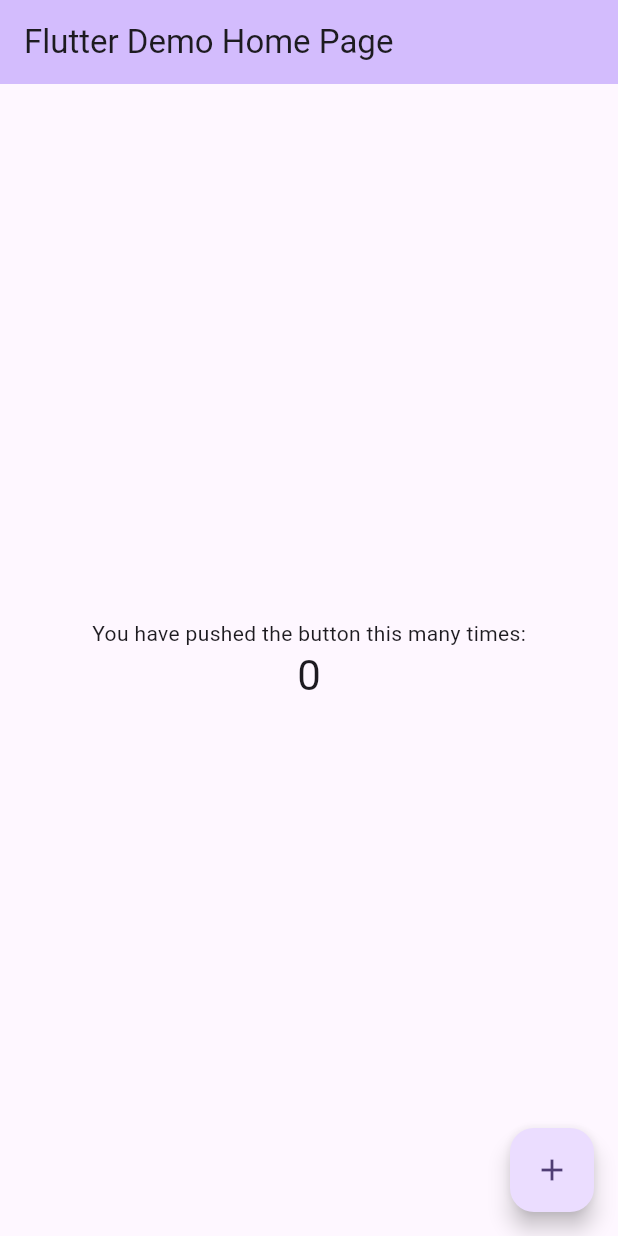
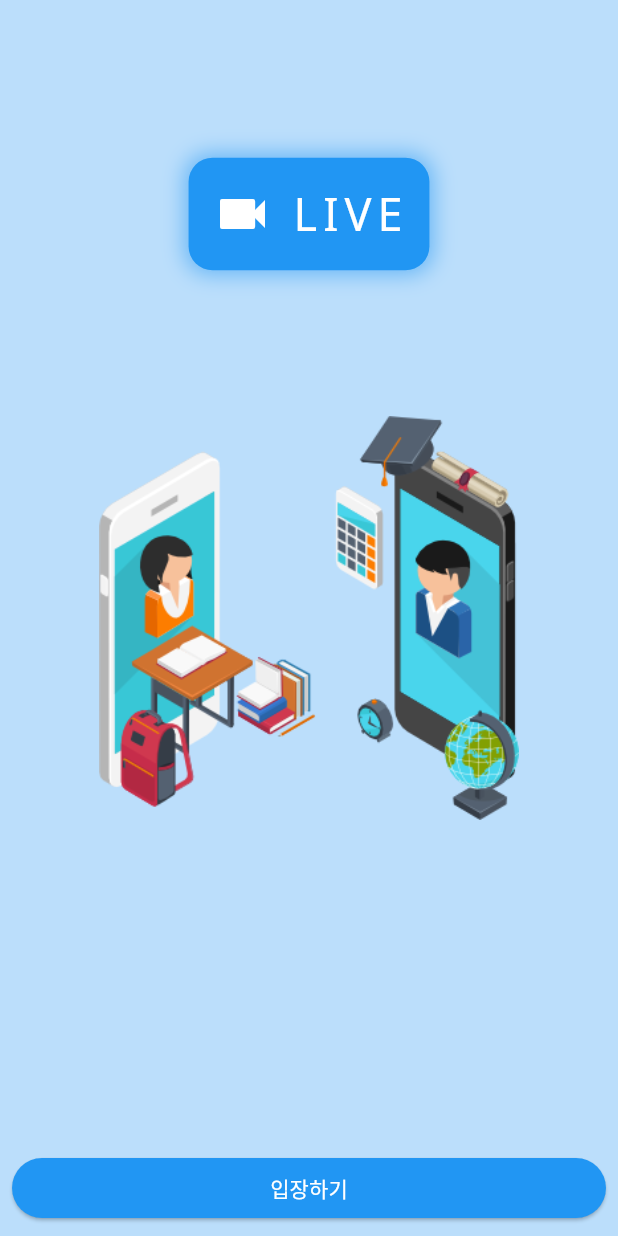
Before and after one commit to jiyong06/Flutter-video-call, a Flutter app: the screen it shows after launch, on a phone screen of 412 x 824 dp. Run offline on Flutter 3.47's test engine with Material 3 defaults, Android fonts, the phone set to English and light mode, and no system bars; our stand-ins replace permission_handler; missing offline and left inert: agora_rtc_engine.

Commit message:
거의 다함

```diff
--- a/lib/main.dart
+++ b/lib/main.dart
@@ -1,125 +1,14 @@
 import 'package:flutter/material.dart';
+import 'package:flutter_video_call/screen/home_screen.dart';
 
 void main() {
-  runApp(const MyApp());
+  runApp(
+    MaterialApp(
+      debugShowCheckedModeBanner: false,
+      theme: ThemeData(
+        fontFamily: 'NotoSans',
+      ),
+      home: HomeScreen(),
+    ),
+  );
 }
-
-class MyApp extends StatelessWidget {
-  const MyApp({super.key});
-
-  // This widget is the root of your application.
-  @override
-  Widget build(BuildContext context) {
-    return MaterialApp(
-      title: 'Flutter Demo',
-      theme: ThemeData(
-        // This is the theme of your application.
-        //
-        // TRY THIS: Try running your application with "flutter run". You'll see
-        // the application has a purple toolbar. Then, without quitting the app,
-        // try changing the seedColor in the colorScheme below to Colors.green
-        // and then invoke "hot reload" (save your changes or press the "hot
-        // reload" button in a Flutter-supported IDE, or press "r" if you used
-        // the command line to start the app).
-        //
-        // Notice that the counter didn't reset back to zero; the application
-        // state is not lost during the reload. To reset the state, use hot
-        // restart instead.
-        //
-        // This works for code too, not just values: Most code changes can be
-        // tested with just a hot reload.
-        colorScheme: ColorScheme.fromSeed(seedColor: Colors.deepPurple),
-        useMaterial3: true,
-      ),
-      home: const MyHomePage(title: 'Flutter Demo Home Page'),
-    );
-  }
-}
-
-class MyHomePage extends StatefulWidget {
-  const MyHomePage({super.key, required this.title});
-
-  // This widget is the home page of your application. It is stateful, meaning
-  // that it has a State object (defined below) that contains fields that affect
-  // how it looks.
-
-  // This class is the configuration for the state. It holds the values (in this
-  // case the title) provided by the parent (in this case the App widget) and
-  // used by the build method of the State. Fields in a Widget subclass are
-  // always marked "final".
-
-  final String title;
-
-  @override
-  State<MyHomePage> createState() => _MyHomePageState();
-}
-
-class _MyHomePageState extends State<MyHomePage> {
-  int _counter = 0;
-
-  void _incrementCounter() {
-    setState(() {
-      // This call to setState tells the Flutter framework that something has
-      // changed in this State, which causes it to rerun the build method below
-      // so that the display can reflect the updated values. If we changed
-      // _counter without calling setState(), then the build method would not be
-      // called again, and so nothing would appear to happen.
-      _counter++;
-    });
-  }
-
-  @override
-  Widget build(BuildContext context) {
-    // This method is rerun every time setState is called, for instance as done
-    // by the _incrementCounter method above.
-    //
-    // The Flutter framework has been optimized to make rerunning build methods
-    // fast, so that you can just rebuild anything that needs updating rather
-    // than having to individually change instances of widgets.
-    return Scaffold(
-      appBar: AppBar(
-        // TRY THIS: Try changing the color here to a specific color (to
-        // Colors.amber, perhaps?) and trigger a hot reload to see the AppBar
-        // change color while the other colors stay the same.
-        backgroundColor: Theme.of(context).colorScheme.inversePrimary,
-        // Here we take the value from the MyHomePage object that was created by
-        // the App.build method, and use it to set our appbar title.
-        title: Text(widget.title),
-      ),
-      body: Center(
-        // Center is a layout widget. It takes a single child and positions it
-        // in the middle of the parent.
-        child: Column(
-          // Column is also a layout widget. It takes a list of children and
-          // arranges them vertically. By default, it sizes itself to fit its
-          // children horizontally, and tries to be as tall as its parent.
-          //
-          // Column has various properties to control how it sizes itself and
-          // how it positions its children. Here we use mainAxisAlignment to
-          // center the children vertically; the main axis here is the vertical
-          // axis because Columns are vertical (the cross axis would be
-          // horizontal).
-          //
-          // TRY THIS: Invoke "debug painting" (choose the "Toggle Debug Paint"
-          // action in the IDE, or press "p" in the console), to see the
-          // wireframe for each widget.
-          mainAxisAlignment: MainAxisAlignment.center,
-          children: <Widget>[
-            const Text(
-              'You have pushed the button this many times:',
-            ),
-            Text(
-              '$_counter',
-              style: Theme.of(context).textTheme.headlineMedium,
-            ),
-          ],
-        ),
-      ),
-      floatingActionButton: FloatingActionButton(
-        onPressed: _incrementCounter,
-        tooltip: 'Increment',
-        child: const Icon(Icons.add),
-      ), // This trailing comma makes auto-formatting nicer for build methods.
-    );
-  }
-}
--- /dev/null
+++ b/lib/screen/home_screen.dart
@@ -0,0 +1,118 @@
+import 'package:flutter/material.dart';
+import 'package:flutter_video_call/screen/cam_screen.dart';
+
+class HomeScreen extends StatelessWidget {
+  const HomeScreen({super.key});
+
+  @override
+  Widget build(BuildContext context) {
+    return Scaffold(
+      backgroundColor: Colors.blue[100],
+      body: Padding(
+        padding: const EdgeInsets.all(8.0),
+        child: Column(
+          children: [
+            Expanded(
+              child: _Logo(),
+            ),
+            Expanded(
+              child: _Image(),
+            ),
+            Expanded(
+              child: _Button(),
+            ),
+          ],
+        ),
+      ),
+    );
+  }
+}
+
+class _Logo extends StatelessWidget {
+  const _Logo({super.key});
+
+  @override
+  Widget build(BuildContext context) {
+    return Center(
+      child: Container(
+        decoration: BoxDecoration(
+            color: Colors.blue,
+            borderRadius: BorderRadius.circular(16.0),
+            boxShadow: [
+              BoxShadow(
+                color: Colors.blue[300]!,
+                blurRadius: 12.0,
+                spreadRadius: 2.0,
+              ),
+            ]),
+        child: Padding(
+          padding: const EdgeInsets.all(16.0),
+          child: Row(
+            mainAxisSize: MainAxisSize.min,
+            children: [
+              Icon(
+                Icons.videocam,
+                color: Colors.white,
+                size: 40,
+              ),
+              SizedBox(
+                width: 12.0,
+              ),
+              Text(
+                'LIVE',
+                style: TextStyle(
+                  color: Colors.white,
+                  fontSize: 30.0,
+                  letterSpacing: 4.0,
+                ),
+              )
+            ],
+          ),
+        ),
+      ),
+    );
+  }
+}
+
+class _Image extends StatelessWidget {
+  const _Image({super.key});
+
+  @override
+  Widget build(BuildContext context) {
+    return Center(
+      child: Image.asset('asset/img/home_img.png'),
+    );
+  }
+}
+
+class _Button extends StatelessWidget {
+  const _Button({super.key});
+
+  @override
+  Widget build(BuildContext context) {
+    return Column(
+      mainAxisAlignment: MainAxisAlignment.end,
+      crossAxisAlignment: CrossAxisAlignment.stretch,
+      children: [
+        ElevatedButton(
+          onPressed: () {
+            Navigator.of(context).push(
+              MaterialPageRoute(
+                builder: (_) => CamScreen(),
+              ),
+            );
+          },
+          style: ElevatedButton.styleFrom(
+            backgroundColor: Colors.blue,
+          ),
+          child: Text(
+            '입장하기',
+            style: TextStyle(
+              color: Colors.white,
+            ),
+          ),
+        ),
+      ],
+    );
+  }
+}
```
Also changed, not shown: lib/screen/cam_screen.dart (added, +141 -0 lines), 2 other files.
